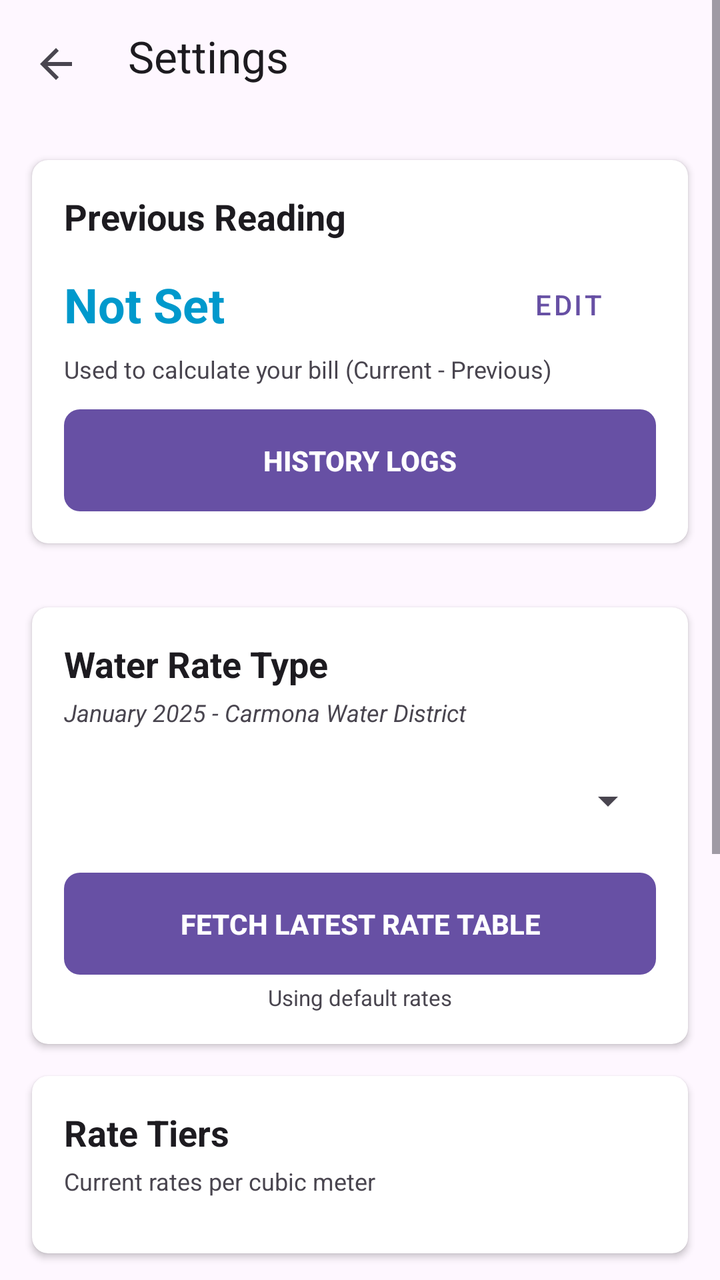
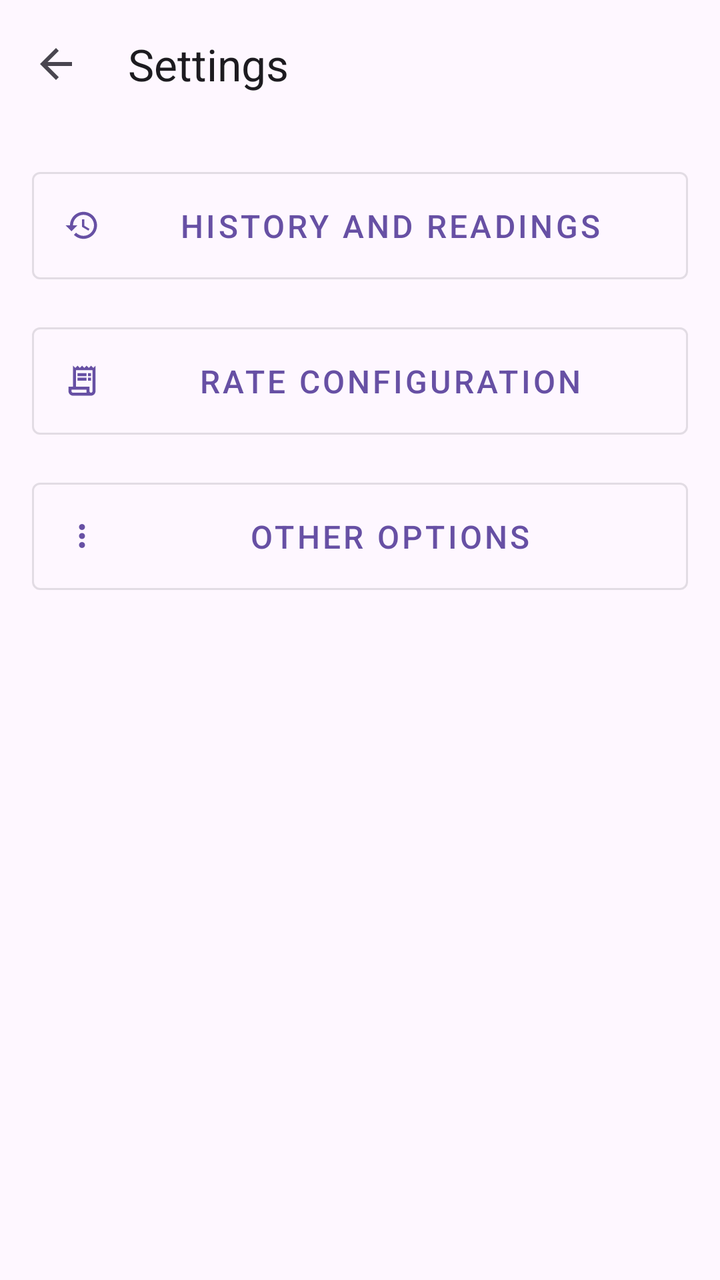

Two renders of the same Android screen: before a commit and after it. Below are the layout's source before the change and the commit's diff.
<!-- AndroidManifest.xml: activity theme Theme.MeterSnap -->
<!-- res/layout/activity_settings.xml -->
<?xml version="1.0" encoding="utf-8"?>
<ScrollView xmlns:android="http://schemas.android.com/apk/res/android"
    xmlns:app="http://schemas.android.com/apk/res-auto"
    android:layout_width="match_parent"
    android:layout_height="match_parent"
    android:fillViewport="true"
    android:background="?android:attr/colorBackground">

    <LinearLayout
        android:layout_width="match_parent"
        android:layout_height="wrap_content"
        android:orientation="vertical"
        android:padding="0dp">

        
        <androidx.appcompat.widget.Toolbar
            android:id="@+id/toolbar"
            android:layout_width="match_parent"
            android:layout_height="wrap_content"
            android:minHeight="?attr/actionBarSize"
            android:background="?android:attr/colorBackground"
            android:elevation="4dp"
            android:fitsSystemWindows="true"
            android:paddingBottom="8dp"
            app:contentInsetStartWithNavigation="0dp"
            app:navigationIcon="?attr/homeAsUpIndicator"
            app:title="Settings"
            app:titleTextColor="?android:attr/textColorPrimary"
            app:titleMarginStart="8dp" />

        
        <androidx.cardview.widget.CardView
            android:layout_width="match_parent"
            android:layout_height="wrap_content"
            android:layout_margin="16dp"
            app:cardCornerRadius="8dp"
            app:cardElevation="2dp">

            <LinearLayout
                android:layout_width="match_parent"
                android:layout_height="wrap_content"
                android:orientation="vertical"
                android:padding="16dp">

                <TextView
                    android:layout_width="match_parent"
                    android:layout_height="wrap_content"
                    android:text="Previous Reading"
                    android:textColor="?android:attr/textColorPrimary"
                    android:textSize="18sp"
                    android:textStyle="bold" />

                <LinearLayout
                    android:layout_width="match_parent"
                    android:layout_height="wrap_content"
                    android:orientation="horizontal"
                    android:gravity="center_vertical"
                    android:layout_marginTop="8dp">

                    <TextView
                        android:id="@+id/text_previous_reading"
                        android:layout_width="0dp"
                        android:layout_height="wrap_content"
                        android:layout_weight="1"
                        android:text="Not Set"
                        android:textSize="24sp"
                        android:textStyle="bold"
                        android:textColor="@android:color/holo_blue_dark" />

                    <Button
                        android:id="@+id/btn_edit_previous_reading"
                        android:layout_width="wrap_content"
                        android:layout_height="wrap_content"
                        android:text="Edit"
                        style="@style/Widget.MaterialComponents.Button.TextButton"/>
                </LinearLayout>
                
                <TextView
                    android:layout_width="match_parent"
                    android:layout_height="wrap_content"
                    android:text="Used to calculate your bill (Current - Previous)"
                    android:textSize="12sp"
                    android:textColor="?android:attr/textColorSecondary"/>
                
                
                <Button
                    android:id="@+id/btn_history_logs"
                    android:layout_width="match_parent"
                    android:layout_height="wrap_content"
                    android:layout_marginTop="12dp"
                    android:text="History Logs"
                    android:textColor="@android:color/white"
                    android:textSize="14sp"
                    android:textStyle="bold"
                    android:background="@drawable/history_button_bg"
                    android:paddingVertical="12dp"
                    style="?android:attr/borderlessButtonStyle"/>
            </LinearLayout>
        </androidx.cardview.widget.CardView>

        
        <androidx.cardview.widget.CardView
            android:layout_width="match_parent"
            android:layout_height="wrap_content"
            android:layout_margin="16dp"
            app:cardCornerRadius="8dp"
            app:cardElevation="2dp">

            <LinearLayout
                android:layout_width="match_parent"
                android:layout_height="wrap_content"
                android:orientation="vertical"
                android:padding="16dp">

                <TextView
                    android:layout_width="match_parent"
                    android:layout_height="wrap_content"
                    android:text="Water Rate Type"
                    android:textColor="?android:attr/textColorPrimary"
                    android:textSize="18sp"
                    android:textStyle="bold" />

                <TextView
                    android:layout_width="match_parent"
                    android:layout_height="wrap_content"
                    android:layout_marginTop="4dp"
                    android:text="January 2025 - Carmona Water District"
                    android:textColor="?android:attr/textColorSecondary"
                    android:textSize="12sp"
                    android:textStyle="italic" />

                <Spinner
                    android:id="@+id/spinner_rate_type"
                    android:layout_width="match_parent"
                    android:layout_height="wrap_content"
                    android:layout_marginTop="12dp"
                    android:minHeight="48dp"
                    android:padding="8dp"
                    android:spinnerMode="dropdown" />
                
                
                <Button
                    android:id="@+id/btn_update_rates"
                    android:layout_width="match_parent"
                    android:layout_height="wrap_content"
                    android:layout_marginTop="12dp"
                    android:text="Fetch Latest Rate Table"
                    android:textColor="@android:color/white"
                    android:textSize="14sp"
                    android:textStyle="bold"
                    android:background="@drawable/history_button_bg"
                    android:paddingVertical="12dp"
                    style="?android:attr/borderlessButtonStyle"/>
                
                
                <TextView
                    android:id="@+id/text_last_updated"
                    android:layout_width="match_parent"
                    android:layout_height="wrap_content"
                    android:layout_marginTop="4dp"
                    android:text="Using default rates"
                    android:textColor="?android:attr/textColorSecondary"
                    android:textSize="11sp"
                    android:gravity="center"/>
            </LinearLayout>
        </androidx.cardview.widget.CardView>

        
        <androidx.cardview.widget.CardView
            android:id="@+id/card_rate_tiers"
            android:layout_width="match_parent"
            android:layout_height="wrap_content"
            android:layout_marginStart="16dp"
            android:layout_marginEnd="16dp"
            android:layout_marginBottom="16dp"
            app:cardCornerRadius="8dp"
            app:cardElevation="2dp">

            <LinearLayout
                android:layout_width="match_parent"
                android:layout_height="wrap_content"
                android:orientation="vertical"
                android:padding="16dp">

                <TextView
                    android:layout_width="match_parent"
                    android:layout_height="wrap_content"
                    android:text="Rate Tiers"
                    android:textColor="?android:attr/textColorPrimary"
                    android:textSize="18sp"
                    android:textStyle="bold" />

                <TextView
                    android:id="@+id/text_rates_subtitle"
                    android:layout_width="match_parent"
                    android:layout_height="wrap_content"
                    android:layout_marginTop="4dp"
                    android:text="Current rates per cubic meter"
                    android:textColor="?android:attr/textColorSecondary"
                    android:textSize="12sp" />

                
                <LinearLayout
                    android:id="@+id/container_rate_tiers"
                    android:layout_width="match_parent"
                    android:layout_height="wrap_content"
                    android:layout_marginTop="12dp"
                    android:orientation="vertical">
                    
                </LinearLayout>

                
                <Button
                    android:id="@+id/btn_edit_custom_rates"
                    android:layout_width="match_parent"
                    android:layout_height="wrap_content"
                    android:layout_marginTop="8dp"
                    android:text="Edit Custom Rates"
                    android:visibility="gone" />
            </LinearLayout>
        </androidx.cardview.widget.CardView>

        
        <androidx.cardview.widget.CardView
            android:layout_width="match_parent"
            android:layout_height="wrap_content"
            android:layout_marginStart="16dp"
            android:layout_marginEnd="16dp"
            android:layout_marginBottom="16dp"
            app:cardCornerRadius="8dp"
            app:cardElevation="2dp">

            <LinearLayout
                android:layout_width="match_parent"
                android:layout_height="wrap_content"
                android:orientation="vertical"
                android:padding="16dp">

                <TextView
                    android:layout_width="match_parent"
                    android:layout_height="wrap_content"
                    android:text="Environmental Service Fee (ESF)"
                    android:textColor="?android:attr/textColorPrimary"
                    android:textSize="18sp"
                    android:textStyle="bold" />

                <TextView
                    android:layout_width="match_parent"
                    android:layout_height="wrap_content"
                    android:layout_marginTop="4dp"
                    android:text="Rate per cubic meter (editable for Custom Settings only)"
                    android:textColor="?android:attr/textColorSecondary"
                    android:textSize="12sp" />

                <LinearLayout
                    android:layout_width="match_parent"
                    android:layout_height="wrap_content"
                    android:layout_marginTop="12dp"
                    android:orientation="horizontal"
                    android:gravity="center_vertical">

                    <TextView
                        android:layout_width="wrap_content"
                        android:layout_height="wrap_content"
                        android:text="₱"
                        android:textColor="?android:attr/textColorPrimary"
                        android:textSize="18sp"
                        android:layout_marginEnd="8dp" />

                    <TextView
                        android:id="@+id/text_esf_rate"
                        android:layout_width="0dp"
                        android:layout_height="wrap_content"
                        android:layout_weight="1"
                        android:text="3.50"
                        android:textColor="?android:attr/textColorPrimary"
                        android:textSize="18sp"
                        android:textStyle="bold" />

                    <Button
                        android:id="@+id/btn_edit_esf"
                        style="@style/Widget.Material3.Button.TextButton"
                        android:layout_width="wrap_content"
                        android:layout_height="wrap_content"
                        android:text="Edit"
                        android:visibility="gone" />
                </LinearLayout>
            </LinearLayout>
        </androidx.cardview.widget.CardView>

        
        <Button
            android:id="@+id/btn_save_settings"
            android:layout_width="match_parent"
            android:layout_height="wrap_content"
            android:layout_margin="16dp"
            android:padding="16dp"
            android:text="Save Settings"
            android:textSize="16sp"
            android:textStyle="bold" />

        
        <View
            android:layout_width="match_parent"
            android:layout_height="80dp" />
    </LinearLayout>
</ScrollView>
<!-- resources referenced by this layout -->
<resources>
  <!-- drawable history_button_bg (drawable) -->
  <?xml version="1.0" encoding="utf-8"?>
  <shape xmlns:android="http://schemas.android.com/apk/res/android"
      android:shape="rectangle">
      <solid android:color="#757575" />
      <corners android:radius="8dp" />
  </shape>
  <style name="Theme.MeterSnap" parent="Base.Theme.MeterSnap" />
  <style name="Base.Theme.MeterSnap" parent="Theme.Material3.DayNight.NoActionBar">
          
          
      </style>
</resources>

<!-- the commit's change to res/layout/activity_settings.xml (unified diff, before → after) -->
@@ -1,307 +1,74 @@
 <?xml version="1.0" encoding="utf-8"?>
-<ScrollView xmlns:android="http://schemas.android.com/apk/res/android"
+<LinearLayout xmlns:android="http://schemas.android.com/apk/res/android"
     xmlns:app="http://schemas.android.com/apk/res-auto"
+    android:id="@+id/root_layout"
     android:layout_width="match_parent"
     android:layout_height="match_parent"
-    android:fillViewport="true"
+    android:orientation="vertical"
     android:background="?android:attr/colorBackground">
 
+    
+    <androidx.appcompat.widget.Toolbar
+        android:id="@+id/toolbar"
+        android:layout_width="match_parent"
+        android:layout_height="wrap_content"
+        android:minHeight="?attr/actionBarSize"
+        android:background="?android:attr/colorBackground"
+        android:elevation="4dp"
+        app:contentInsetStartWithNavigation="0dp"
+        app:navigationIcon="?attr/homeAsUpIndicator"
+        app:title="Settings"
+        app:titleTextColor="?android:attr/textColorPrimary"
+        app:titleMarginStart="8dp" />
+
+    
     <LinearLayout
         android:layout_width="match_parent"
         android:layout_height="wrap_content"
         android:orientation="vertical"
-        android:padding="0dp">
+        android:padding="16dp">
 
         
-        <androidx.appcompat.widget.Toolbar
-            android:id="@+id/toolbar"
+        <com.google.android.material.button.MaterialButton
+            android:id="@+id/btn_history_readings"
             android:layout_width="match_parent"
             android:layout_height="wrap_content"
-            android:minHeight="?attr/actionBarSize"
-            android:background="?android:attr/colorBackground"
-            android:elevation="4dp"
-            android:fitsSystemWindows="true"
-            android:paddingBottom="8dp"
-            app:contentInsetStartWithNavigation="0dp"
-            app:navigationIcon="?attr/homeAsUpIndicator"
-            app:title="Settings"
-            app:titleTextColor="?android:attr/textColorPrimary"
-            app:titleMarginStart="8dp" />
+            android:text="History and Readings"
+            android:textSize="16sp"
+            android:padding="16dp"
+            style="@style/Widget.MaterialComponents.Button.OutlinedButton"
+            app:icon="@drawable/ic_history"
+            app:iconGravity="start"
+            app:iconPadding="12dp"/>
 
         
-        <androidx.cardview.widget.CardView
+        <com.google.android.material.button.MaterialButton
+            android:id="@+id/btn_rate_config"
             android:layout_width="match_parent"
             android:layout_height="wrap_content"
-            android:layout_margin="16dp"
-            app:cardCornerRadius="8dp"
-            app:cardElevation="2dp">
-
-            <LinearLayout
-                android:layout_width="match_parent"
-                android:layout_height="wrap_content"
-                android:orientation="vertical"
-                android:padding="16dp">
-
-                <TextView
-                    android:layout_width="match_parent"
-                    android:layout_height="wrap_content"
-                    android:text="Previous Reading"
-                    android:textColor="?android:attr/textColorPrimary"
-                    android:textSize="18sp"
-                    android:textStyle="bold" />
-
-                <LinearLayout
-                    android:layout_width="match_parent"
-                    android:layout_height="wrap_content"
-                    android:orientation="horizontal"
-                    android:gravity="center_vertical"
-                    android:layout_marginTop="8dp">
-
-                    <TextView
-                        android:id="@+id/text_previous_reading"
-                        android:layout_width="0dp"
-                        android:layout_height="wrap_content"
-                        android:layout_weight="1"
-                        android:text="Not Set"
-                        android:textSize="24sp"
-                        android:textStyle="bold"
-                        android:textColor="@android:color/holo_blue_dark" />
-
-                    <Button
-                        android:id="@+id/btn_edit_previous_reading"
-                        android:layout_width="wrap_content"
-                        android:layout_height="wrap_content"
-                        android:text="Edit"
-                        style="@style/Widget.MaterialComponents.Button.TextButton"/>
-                </LinearLayout>
-                
-                <TextView
-                    android:layout_width="match_parent"
-                    android:layout_height="wrap_content"
-                    android:text="Used to calculate your bill (Current - Previous)"
-                    android:textSize="12sp"
-                    android:textColor="?android:attr/textColorSecondary"/>
-                
-                
-                <Button
-                    android:id="@+id/btn_history_logs"
-                    android:layout_width="match_parent"
-                    android:layout_height="wrap_content"
-                    android:layout_marginTop="12dp"
-                    android:text="History Logs"
-                    android:textColor="@android:color/white"
-                    android:textSize="14sp"
-                    android:textStyle="bold"
-                    android:background="@drawable/history_button_bg"
-                    android:paddingVertical="12dp"
-                    style="?android:attr/borderlessButtonStyle"/>
-            </LinearLayout>
-        </androidx.cardview.widget.CardView>
+            android:layout_marginTop="12dp"
+            android:text="Rate Configuration"
+            android:textSize="16sp"
+            android:padding="16dp"
+            style="@style/Widget.MaterialComponents.Button.OutlinedButton"
+            app:icon="@drawable/ic_rates"
+            app:iconGravity="start"
+            app:iconPadding="12dp"/>
 
         
-        <androidx.cardview.widget.CardView
+        <com.google.android.material.button.MaterialButton
+            android:id="@+id/btn_other_options"
             android:layout_width="match_parent"
             android:layout_height="wrap_content"
-            android:layout_margin="16dp"
-            app:cardCornerRadius="8dp"
-            app:cardElevation="2dp">
+            android:layout_marginTop="12dp"
+            android:text="Other Options"
+            android:textSize="16sp"
+            android:padding="16dp"
+            style="@style/Widget.MaterialComponents.Button.OutlinedButton"
+            app:icon="@drawable/ic_more_options"
+            app:iconGravity="start"
+            app:iconPadding="12dp"/>
 
-            <LinearLayout
-                android:layout_width="match_parent"
-                android:layout_height="wrap_content"
-                android:orientation="vertical"
-                android:padding="16dp">
+    </LinearLayout>
 
-                <TextView
-                    android:layout_width="match_parent"
-                    android:layout_height="wrap_content"
-                    android:text="Water Rate Type"
-                    android:textColor="?android:attr/textColorPrimary"
-                    android:textSize="18sp"
-                    android:textStyle="bold" />
-
-                <TextView
-                    android:layout_width="match_parent"
-                    android:layout_height="wrap_content"
-                    android:layout_marginTop="4dp"
-                    android:text="January 2025 - Carmona Water District"
-                    android:textColor="?android:attr/textColorSecondary"
-                    android:textSize="12sp"
-                    android:textStyle="italic" />
-
-                <Spinner
-                    android:id="@+id/spinner_rate_type"
-                    android:layout_width="match_parent"
-                    android:layout_height="wrap_content"
-                    android:layout_marginTop="12dp"
-                    android:minHeight="48dp"
-                    android:padding="8dp"
-                    android:spinnerMode="dropdown" />
-                
-                
-                <Button
-                    android:id="@+id/btn_update_rates"
-                    android:layout_width="match_parent"
-                    android:layout_height="wrap_content"
-                    android:layout_marginTop="12dp"
-                    android:text="Fetch Latest Rate Table"
-                    android:textColor="@android:color/white"
-                    android:textSize="14sp"
-                    android:textStyle="bold"
-                    android:background="@drawable/history_button_bg"
-                    android:paddingVertical="12dp"
-                    style="?android:attr/borderlessButtonStyle"/>
-                
-                
-                <TextView
-                    android:id="@+id/text_last_updated"
-                    android:layout_width="match_parent"
-                    android:layout_height="wrap_content"
-                    android:layout_marginTop="4dp"
-                    android:text="Using default rates"
-                    android:textColor="?android:attr/textColorSecondary"
-                    android:textSize="11sp"
-                    android:gravity="center"/>
-            </LinearLayout>
-        </androidx.cardview.widget.CardView>
-
-        
-        <androidx.cardview.widget.CardView
-            android:id="@+id/card_rate_tiers"
-            android:layout_width="match_parent"
-            android:layout_height="wrap_content"
-            android:layout_marginStart="16dp"
-            android:layout_marginEnd="16dp"
-            android:layout_marginBottom="16dp"
-            app:cardCornerRadius="8dp"
-            app:cardElevation="2dp">
-
-            <LinearLayout
-                android:layout_width="match_parent"
-                android:layout_height="wrap_content"
-                android:orientation="vertical"
-                android:padding="16dp">
-
-                <TextView
-                    android:layout_width="match_parent"
-                    android:layout_height="wrap_content"
-                    android:text="Rate Tiers"
-                    android:textColor="?android:attr/textColorPrimary"
-                    android:textSize="18sp"
-                    android:textStyle="bold" />
-
-                <TextView
-                    android:id="@+id/text_rates_subtitle"
-                    android:layout_width="match_parent"
-                    android:layout_height="wrap_content"
-                    android:layout_marginTop="4dp"
-                    android:text="Current rates per cubic meter"
-                    android:textColor="?android:attr/textColorSecondary"
-                    android:textSize="12sp" />
-
-                
-                <LinearLayout
-                    android:id="@+id/container_rate_tiers"
-                    android:layout_width="match_parent"
-                    android:layout_height="wrap_content"
-                    android:layout_marginTop="12dp"
-                    android:orientation="vertical">
-                    
-                </LinearLayout>
-
-                
-                <Button
-                    android:id="@+id/btn_edit_custom_rates"
-                    android:layout_width="match_parent"
-                    android:layout_height="wrap_content"
-                    android:layout_marginTop="8dp"
-                    android:text="Edit Custom Rates"
-                    android:visibility="gone" />
-            </LinearLayout>
-        </androidx.cardview.widget.CardView>
-
-        
-        <androidx.cardview.widget.CardView
-            android:layout_width="match_parent"
-            android:layout_height="wrap_content"
-            android:layout_marginStart="16dp"
-            android:layout_marginEnd="16dp"
-            android:layout_marginBottom="16dp"
-            app:cardCornerRadius="8dp"
-            app:cardElevation="2dp">
-
-            <LinearLayout
-                android:layout_width="match_parent"
-                android:layout_height="wrap_content"
-                android:orientation="vertical"
-                android:padding="16dp">
-
-                <TextView
-                    android:layout_width="match_parent"
-                    android:layout_height="wrap_content"
-                    android:text="Environmental Service Fee (ESF)"
-                    android:textColor="?android:attr/textColorPrimary"
-                    android:textSize="18sp"
-                    android:textStyle="bold" />
-
-                <TextView
-                    android:layout_width="match_parent"
-                    android:layout_height="wrap_content"
-                    android:layout_marginTop="4dp"
-                    android:text="Rate per cubic meter (editable for Custom Settings only)"
-                    android:textColor="?android:attr/textColorSecondary"
-                    android:textSize="12sp" />
-
-                <LinearLayout
-                    android:layout_width="match_parent"
-                    android:layout_height="wrap_content"
-                    android:layout_marginTop="12dp"
-                    android:orientation="horizontal"
-                    android:gravity="center_vertical">
-
-                    <TextView
-                        android:layout_width="wrap_content"
-                        android:layout_height="wrap_content"
-                        android:text="₱"
-                        android:textColor="?android:attr/textColorPrimary"
-                        android:textSize="18sp"
-                        android:layout_marginEnd="8dp" />
-
-                    <TextView
-                        android:id="@+id/text_esf_rate"
-                        android:layout_width="0dp"
-                        android:layout_height="wrap_content"
-                        android:layout_weight="1"
-                        android:text="3.50"
-                        android:textColor="?android:attr/textColorPrimary"
-                        android:textSize="18sp"
-                        android:textStyle="bold" />
-
-                    <Button
-                        android:id="@+id/btn_edit_esf"
-                        style="@style/Widget.Material3.Button.TextButton"
-                        android:layout_width="wrap_content"
-                        android:layout_height="wrap_content"
-                        android:text="Edit"
-                        android:visibility="gone" />
-                </LinearLayout>
-            </LinearLayout>
-        </androidx.cardview.widget.CardView>
-
-        
-        <Button
-            android:id="@+id/btn_save_settings"
-            android:layout_width="match_parent"
-            android:layout_height="wrap_content"
-            android:layout_margin="16dp"
-            android:padding="16dp"
-            android:text="Save Settings"
-            android:textSize="16sp"
-            android:textStyle="bold" />
-
-        
-        <View
-            android:layout_width="match_parent"
-            android:layout_height="80dp" />
-    </LinearLayout>
-</ScrollView>
+</LinearLayout>
<!-- resource entries referenced after the edit -->
@@ -1,16 +1,62 @@
 <!-- resources referenced by this layout -->
 <resources>
-  <!-- drawable history_button_bg (drawable) -->
+  <!-- drawable ic_history (drawable) -->
   <?xml version="1.0" encoding="utf-8"?>
-  <shape xmlns:android="http://schemas.android.com/apk/res/android"
-      android:shape="rectangle">
-      <solid android:color="#757575" />
-      <corners android:radius="8dp" />
-  </shape>
+  <vector xmlns:android="http://schemas.android.com/apk/res/android"
+      android:width="24dp"
+      android:height="24dp"
+      android:viewportWidth="24"
+      android:viewportHeight="24"
+      android:tint="?attr/colorControlNormal">
+      <path
+          android:fillColor="@android:color/white"
+          android:pathData="M13,3c-4.97,0 -9,4.03 -9,9H1l3.89,3.89 0.07,0.14L9,12H6c0,-3.87 3.13,-7 7,-7s7,3.13 7,7 -3.13,7 -7,7c-1.93,0 -3.68,-0.79 -4.94,-2.06l-1.42,1.42C8.27,19.99 10.51,21 13,21c4.97,0 9,-4.03 9,-9s-4.03,-9 -9,-9zM12,8v5l4.28,2.54 0.72,-1.21 -3.5,-2.08V8H12z"/>
+  </vector>
+  <!-- drawable ic_more_options (drawable) -->
+  <?xml version="1.0" encoding="utf-8"?>
+  <vector xmlns:android="http://schemas.android.com/apk/res/android"
+      android:width="24dp"
+      android:height="24dp"
+      android:viewportWidth="24"
+      android:viewportHeight="24"
+      android:tint="?attr/colorControlNormal">
+      <path
+          android:fillColor="@android:color/white"
+          android:pathData="M12,8c1.1,0 2,-0.9 2,-2s-0.9,-2 -2,-2 -2,0.9 -2,2 0.9,2 2,2zM12,10c-1.1,0 -2,0.9 -2,2s0.9,2 2,2 2,-0.9 2,-2 -0.9,-2 -2,-2zM12,16c-1.1,0 -2,0.9 -2,2s0.9,2 2,2 2,-0.9 2,-2 -0.9,-2 -2,-2z"/>
+  </vector>
+  <!-- drawable ic_rates (drawable) -->
+  <?xml version="1.0" encoding="utf-8"?>
+  <vector xmlns:android="http://schemas.android.com/apk/res/android"
+      android:width="24dp"
+      android:height="24dp"
+      android:viewportWidth="24"
+      android:viewportHeight="24"
+      android:tint="?attr/colorControlNormal">
+      <path
+          android:fillColor="@android:color/white"
+          android:pathData="M19.5,3.5L18,2l-1.5,1.5L15,2l-1.5,1.5L12,2l-1.5,1.5L9,2 7.5,3.5 6,2v14H3v3c0,1.66 1.34,3 3,3h12c1.66,0 3,-1.34 3,-3V2l-1.5,1.5zM15,20H6c-0.55,0 -1,-0.45 -1,-1v-1h10v2zM19,19c0,0.55 -0.45,1 -1,1s-1,-0.45 -1,-1v-3H8V5h11v14z"/>
+      <path
+          android:fillColor="@android:color/white"
+          android:pathData="M9,7h6v2h-6z"/>
+      <path
+          android:fillColor="@android:color/white"
+          android:pathData="M16,7h2v2h-2z"/>
+      <path
+          android:fillColor="@android:color/white"
+          android:pathData="M9,10h6v2h-6z"/>
+      <path
+          android:fillColor="@android:color/white"
+          android:pathData="M16,10h2v2h-2z"/>
+  </vector>
   <style name="Theme.MeterSnap" parent="Base.Theme.MeterSnap" />
   <style name="Base.Theme.MeterSnap" parent="Theme.Material3.DayNight.NoActionBar">
           
+          <item name="android:statusBarColor">@android:color/transparent</item>
+          <item name="android:navigationBarColor">@android:color/transparent</item>
           
+          
+          <item name="android:windowLightStatusBar">true</item>
+          <item name="android:windowLightNavigationBar">true</item>
       </style>
 </resources>
 
